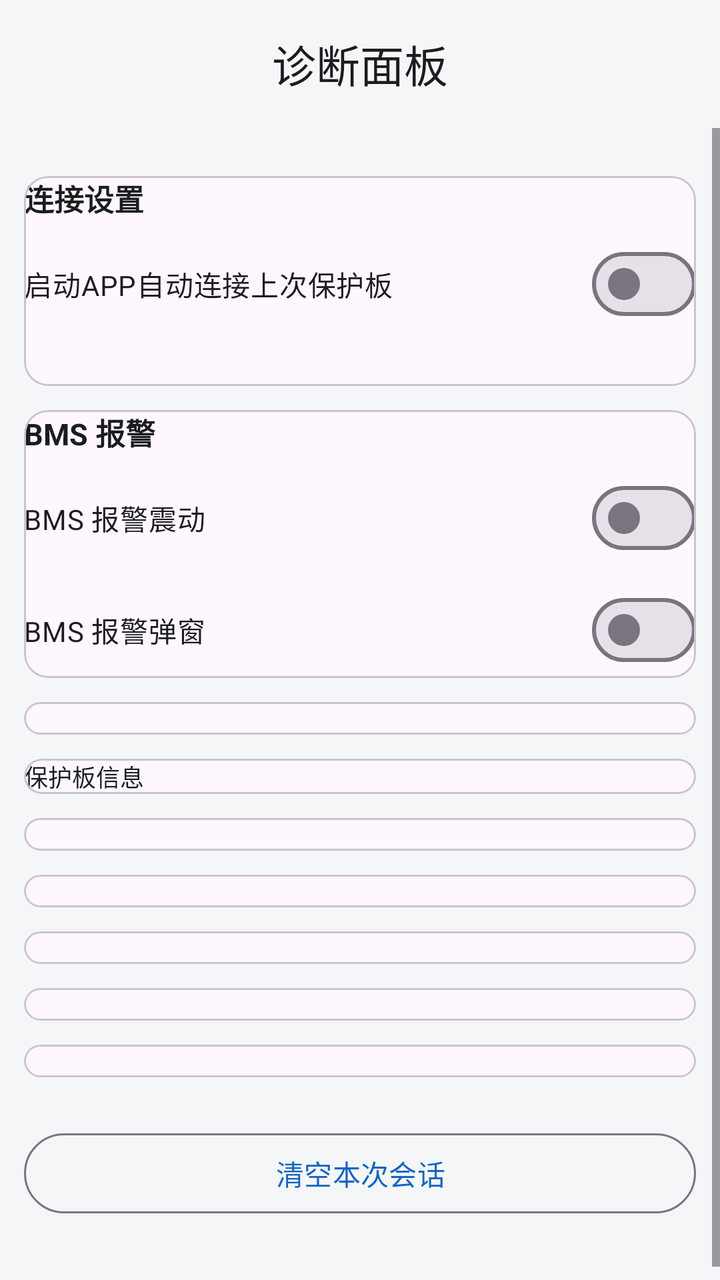
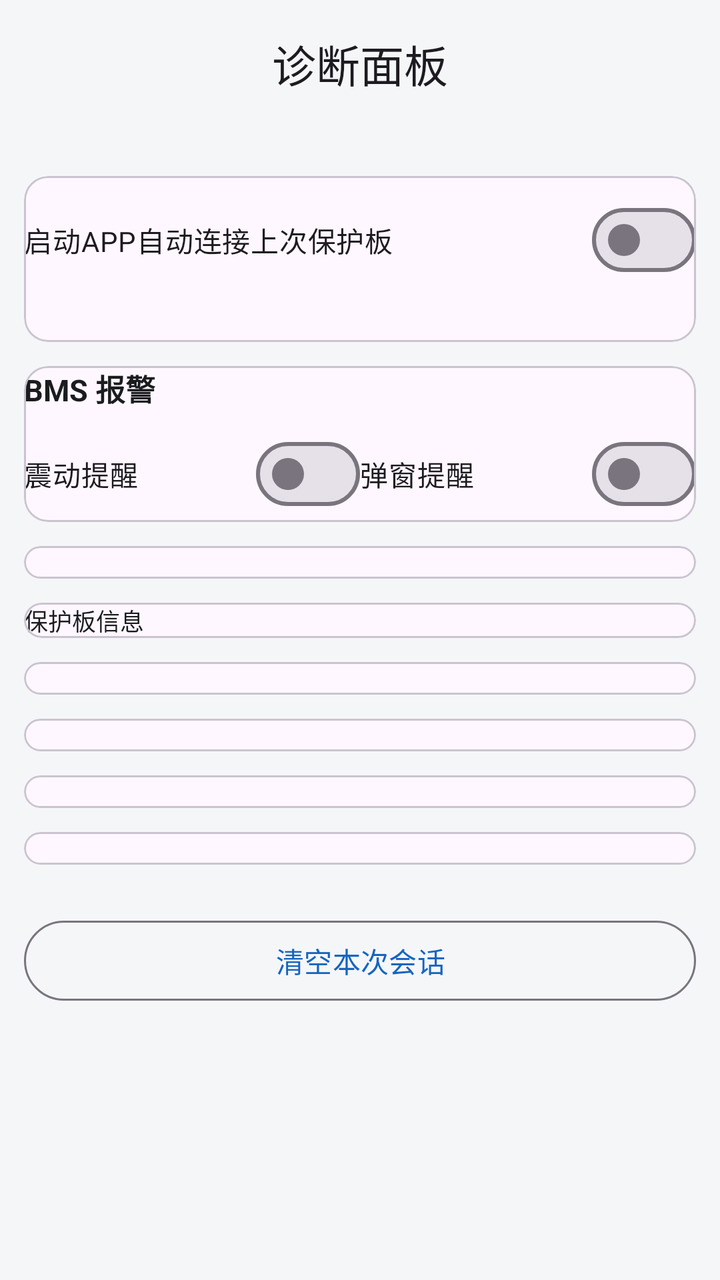

Two renders of the same Android screen: before a commit and after it. Below are the layout's source before the change and the commit's diff.
<!-- AndroidManifest.xml: application theme Theme.YYBMS -->
<!-- res/layout/activity_diag.xml -->
<?xml version="1.0" encoding="utf-8"?>
<LinearLayout xmlns:android="http://schemas.android.com/apk/res/android"
    xmlns:app="http://schemas.android.com/apk/res-auto"
    android:layout_width="match_parent"
    android:layout_height="match_parent"
    android:orientation="vertical">

    
    <com.google.android.material.appbar.MaterialToolbar
        android:id="@+id/toolbar"
        android:layout_width="match_parent"
        android:layout_height="?attr/actionBarSize"
        app:titleCentered="true"
        app:title="@string/diag_title" />

    <ScrollView
        android:layout_width="match_parent"
        android:layout_height="match_parent">

        <LinearLayout
            android:layout_width="match_parent"
            android:layout_height="wrap_content"
            android:orientation="vertical"
            android:padding="12dp">

            
            <com.google.android.material.card.MaterialCardView
                style="@style/DiagCard">

                <LinearLayout
                    android:layout_width="match_parent"
                    android:layout_height="wrap_content"
                    android:orientation="vertical">

                    <TextView
                        style="@style/CardTitle"
                        android:layout_width="wrap_content"
                        android:layout_height="wrap_content"
                        android:text="@string/setting_connection" />

                    <com.google.android.material.materialswitch.MaterialSwitch
                        android:id="@+id/switch_diag_auto_connect"
                        android:layout_width="match_parent"
                        android:layout_height="wrap_content"
                        android:layout_marginTop="8dp"
                        android:text="@string/setting_auto_connect"
                        android:textSize="14sp" />

                    <TextView
                        android:id="@+id/tv_diag_saved_device"
                        android:layout_width="match_parent"
                        android:layout_height="wrap_content"
                        android:layout_marginTop="8dp"
                        android:textColor="@color/text_primary"
                        android:textSize="14sp" />
                </LinearLayout>
            </com.google.android.material.card.MaterialCardView>

            
            <com.google.android.material.card.MaterialCardView
                style="@style/DiagCard">

                <LinearLayout
                    android:layout_width="match_parent"
                    android:layout_height="wrap_content"
                    android:orientation="vertical">

                    <TextView
                        style="@style/CardTitle"
                        android:layout_width="wrap_content"
                        android:layout_height="wrap_content"
                        android:text="@string/bms_alarm_title" />

                    <com.google.android.material.materialswitch.MaterialSwitch
                        android:id="@+id/switch_diag_vibrate"
                        android:layout_width="match_parent"
                        android:layout_height="wrap_content"
                        android:layout_marginTop="8dp"
                        android:text="@string/bms_alarm_vibrate"
                        android:textSize="14sp" />

                    <com.google.android.material.materialswitch.MaterialSwitch
                        android:id="@+id/switch_diag_dialog"
                        android:layout_width="match_parent"
                        android:layout_height="wrap_content"
                        android:layout_marginTop="8dp"
                        android:text="@string/bms_alarm_dialog"
                        android:textSize="14sp" />
                </LinearLayout>
            </com.google.android.material.card.MaterialCardView>


       <com.google.android.material.card.MaterialCardView
         style="@style/DiagCard">

    <TextView
    style="@style/DiagText"
    android:id="@+id/tv_device" />
      </com.google.android.material.card.MaterialCardView>



     <com.google.android.material.card.MaterialCardView
            style="@style/DiagCard">

        <LinearLayout
  style="@style/DiagTable">

     <TextView
   style="@style/DiagText"
android:text="保护板信息" />

            <LinearLayout
      android:id="@+id/ll_identity"
     android:layout_width="match_parent"
           android:layout_height="wrap_content"
  android:orientation="vertical" />
        </LinearLayout>
    </com.google.android.material.card.MaterialCardView>

            
            <com.google.android.material.card.MaterialCardView
                style="@style/DiagCard">

                <TextView
                    style="@style/DiagText"
                    android:id="@+id/tv_accumulators" />
            </com.google.android.material.card.MaterialCardView>

            
            <com.google.android.material.card.MaterialCardView
                style="@style/DiagCard">

                <TextView
                    style="@style/DiagText"
                    android:id="@+id/tv_range_breakdown" />
            </com.google.android.material.card.MaterialCardView>

            
            <com.google.android.material.card.MaterialCardView
                style="@style/DiagCard">

                <TextView
                    style="@style/DiagText"
                    android:id="@+id/tv_move_gate" />
            </com.google.android.material.card.MaterialCardView>

            
            <com.google.android.material.card.MaterialCardView
                style="@style/DiagCard">

                <TextView
                    style="@style/DiagText"
                    android:id="@+id/tv_derived" />
            </com.google.android.material.card.MaterialCardView>


        
        <com.google.android.material.card.MaterialCardView
style="@style/DiagCard">

       <LinearLayout
       style="@style/DiagTable">

    <LinearLayout
            android:id="@+id/ll_alarms"
   android:layout_width="match_parent"
                android:layout_height="wrap_content"
 android:orientation="vertical" />

      <TextView
             style="@style/DiagText"
 android:id="@+id/tv_alarms" />
         </LinearLayout>
        </com.google.android.material.card.MaterialCardView>

            
            <com.google.android.material.card.MaterialCardView
       style="@style/DiagCard">

  <LinearLayout
      style="@style/DiagTable">

    <LinearLayout
        android:id="@+id/ll_anchors"
      android:layout_width="match_parent"
        android:layout_height="wrap_content"
      android:orientation="vertical" />
    </LinearLayout>
            </com.google.android.material.card.MaterialCardView>

            <com.google.android.material.button.MaterialButton
                android:id="@+id/btn_reset"
                style="@style/Widget.Material3.Button.OutlinedButton"
                android:layout_width="match_parent"
                android:layout_height="wrap_content"
                android:layout_marginTop="12dp"
                android:layout_marginBottom="24dp"
                android:text="@string/diag_reset" />
        </LinearLayout>
    </ScrollView>
</LinearLayout>
<!-- resources referenced by this layout -->
<resources>
  <color name="text_primary">#1A1C1E</color>
  <string name="bms_alarm_dialog">BMS 报警弹窗</string>
  <string name="bms_alarm_title">BMS 报警</string>
  <string name="bms_alarm_vibrate">BMS 报警震动</string>
  <string name="diag_reset">清空本次会话</string>
  <string name="diag_title">诊断面板</string>
  <string name="setting_auto_connect">启动APP自动连接上次保护板</string>
  <string name="setting_connection">连接设置</string>
  <style name="CardTitle">
          <item name="android:layout_width">wrap_content</item>
          <item name="android:layout_height">wrap_content</item>
          <item name="android:textSize">15sp</item>
          <item name="android:textStyle">bold</item>
          <item name="android:textColor">@color/text_primary</item>
      </style>
  <style name="DiagCard">
          <item name="android:layout_width">match_parent</item>
          <item name="android:layout_height">wrap_content</item>
          <item name="android:layout_marginTop">12dp</item>
          <item name="android:padding">14dp</item>
      </style>
  <style name="DiagTable">
          <item name="android:layout_width">match_parent</item>
          <item name="android:layout_height">wrap_content</item>
          <item name="android:orientation">vertical</item>
      </style>
  <style name="DiagText">
       <item name="android:layout_width">match_parent</item>
          <item name="android:layout_height">wrap_content</item>
     <item name="android:fontFamily">monospace</item>
          <item name="android:textSize">12sp</item>
          <item name="android:textColor">@color/text_primary</item>
          <item name="android:lineSpacingMultiplier">1.25</item>
      </style>
  <style name="Theme.YYBMS" parent="Theme.Material3.DayNight.NoActionBar">
          <item name="colorPrimary">@color/primary</item>
          <item name="colorPrimaryDark">@color/primary_dark</item>
          <item name="android:statusBarColor" tools:targetApi="l">?attr/colorPrimary</item>
          <item name="android:windowBackground">@color/background</item>
      </style>
  <color name="primary">#1565C0</color>
  <color name="primary_dark">#0D47A1</color>
  <color name="background">#F5F6F8</color>
</resources>

<!-- the commit's change to res/layout/activity_diag.xml (unified diff, before → after) -->
@@ -32,12 +32,6 @@
                     android:layout_height="wrap_content"
                     android:orientation="vertical">
 
-                    <TextView
-                        style="@style/CardTitle"
-                        android:layout_width="wrap_content"
-                        android:layout_height="wrap_content"
-                        android:text="@string/setting_connection" />
-
                     <com.google.android.material.materialswitch.MaterialSwitch
                         android:id="@+id/switch_diag_auto_connect"
                         android:layout_width="match_parent"
@@ -71,21 +65,29 @@
                         android:layout_height="wrap_content"
                         android:text="@string/bms_alarm_title" />
 
-                    <com.google.android.material.materialswitch.MaterialSwitch
-                        android:id="@+id/switch_diag_vibrate"
+                    
+                    <LinearLayout
                         android:layout_width="match_parent"
                         android:layout_height="wrap_content"
                         android:layout_marginTop="8dp"
-                        android:text="@string/bms_alarm_vibrate"
-                        android:textSize="14sp" />
+                        android:orientation="horizontal">
 
-                    <com.google.android.material.materialswitch.MaterialSwitch
-                        android:id="@+id/switch_diag_dialog"
-                        android:layout_width="match_parent"
-                        android:layout_height="wrap_content"
-                        android:layout_marginTop="8dp"
-                        android:text="@string/bms_alarm_dialog"
-                        android:textSize="14sp" />
+                        <com.google.android.material.materialswitch.MaterialSwitch
+                            android:id="@+id/switch_diag_vibrate"
+                            android:layout_width="0dp"
+                            android:layout_height="wrap_content"
+                            android:layout_weight="1"
+                            android:text="@string/bms_alarm_vibrate"
+                            android:textSize="14sp" />
+
+                        <com.google.android.material.materialswitch.MaterialSwitch
+                            android:id="@+id/switch_diag_dialog"
+                            android:layout_width="0dp"
+                            android:layout_height="wrap_content"
+                            android:layout_weight="1"
+                            android:text="@string/bms_alarm_dialog"
+                            android:textSize="14sp" />
+                    </LinearLayout>
                 </LinearLayout>
             </com.google.android.material.card.MaterialCardView>
 
@@ -134,15 +136,6 @@ android:text="保护板信息" />
                 <TextView
                     style="@style/DiagText"
                     android:id="@+id/tv_range_breakdown" />
-            </com.google.android.material.card.MaterialCardView>
-
-            
-            <com.google.android.material.card.MaterialCardView
-                style="@style/DiagCard">
-
-                <TextView
-                    style="@style/DiagText"
-                    android:id="@+id/tv_move_gate" />
             </com.google.android.material.card.MaterialCardView>
 
             
<!-- resource entries referenced after the edit -->
@@ -1,13 +1,12 @@
 <!-- resources referenced by this layout -->
 <resources>
   <color name="text_primary">#1A1C1E</color>
-  <string name="bms_alarm_dialog">BMS 报警弹窗</string>
+  <string name="bms_alarm_dialog">弹窗提醒</string>
   <string name="bms_alarm_title">BMS 报警</string>
-  <string name="bms_alarm_vibrate">BMS 报警震动</string>
+  <string name="bms_alarm_vibrate">震动提醒</string>
   <string name="diag_reset">清空本次会话</string>
   <string name="diag_title">诊断面板</string>
   <string name="setting_auto_connect">启动APP自动连接上次保护板</string>
-  <string name="setting_connection">连接设置</string>
   <style name="CardTitle">
           <item name="android:layout_width">wrap_content</item>
           <item name="android:layout_height">wrap_content</item>
